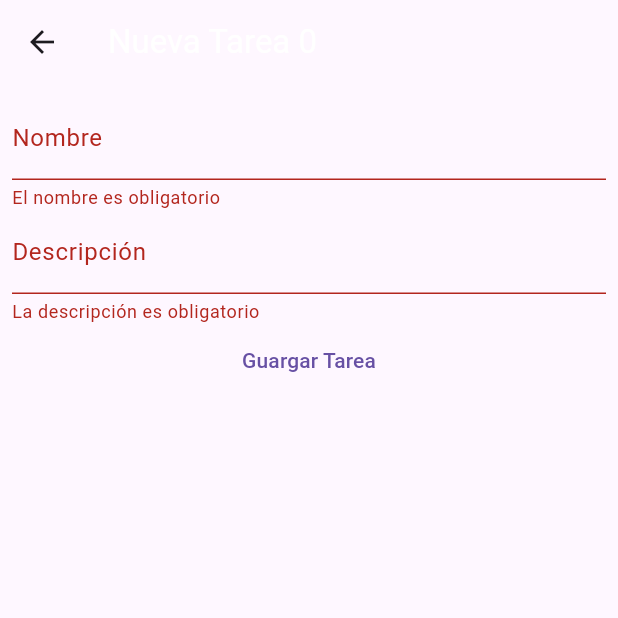
After one commit to olarteViviana/TodoList, a Flutter app: the CreateTaskPage screen opened directly, after a tap on "Guargar Tarea", on a phone screen of 412 x 824 dp, the top half of it. The commit adds this screen. Run offline on Flutter 3.47's test engine with Material 3 defaults, Android fonts, the phone set to English and light mode, and no system bars.

Commit message:
feat: CreateTaskPage

```diff
--- /dev/null
+++ b/lib/controller/CreateTaskController.dart
@@ -0,0 +1,30 @@
+import 'package:flutter/material.dart';
+import 'package:flutter_application_6/controller/TaskController.dart';
+import 'package:flutter_application_6/model/Tasks.dart';
+
+String? validatorName(String? name) {
+  if (name == null || name!.isEmpty) {
+    return "El nombre es obligatorio";
+  }
+  return null;
+}
+
+String? validatorDescription(String? description) {
+  if (description == null || description!.isEmpty) {
+    return "La descripción es obligatorio";
+  }
+  return null;
+}
+
+saveTask(GlobalKey<FormState> _key,
+    {required String? name, required String? description, required TaskController provider}) {
+
+  if (_key.currentState!.validate()) {
+    _key.currentState!.save();
+    if (name != null && description != null) {
+      print(name);
+      Tasks tasks = Tasks(name: name, description: description);
+      provider.addTask(tasks);
+    }
+  }
+}
--- /dev/null
+++ b/lib/view/pages/CreateTaskPage.dart
@@ -0,0 +1,64 @@
+import 'package:flutter/material.dart';
+import 'package:flutter_application_6/controller/CreateTaskController.dart';
+import 'package:flutter_application_6/controller/TaskController.dart';
+import 'package:flutter_application_6/view/widgets/AppBarTask.dart';
+import 'package:provider/provider.dart';
+
+class CreateTaskPage extends StatefulWidget {
+  @override
+  State<CreateTaskPage> createState() => _CreateTaskPageState();
+}
+
+class _CreateTaskPageState extends State<CreateTaskPage> {
+  GlobalKey<FormState> _key = GlobalKey();
+
+  String? name = "";
+  String? description = "";
+
+  @override
+  Widget build(BuildContext context) {
+    return Scaffold(
+      appBar: AppBarTask("Nueva Tarea"),
+      body: Consumer<TaskController>(
+        builder: (context, taskController, child) =>
+          taskForm(taskController),
+      ),
+    );
+  }
+
+  Form taskForm(TaskController taskController) {
+    return Form(
+      key: _key,
+      child: Padding(
+        padding: const EdgeInsets.all(8.0),
+        child: Column(
+          children: [
+            TextFormField(
+              onChanged: (newValue) => name = newValue,
+              validator: validatorName,
+              decoration: const InputDecoration(
+                labelText: "Nombre", hintText: "Ingrese el nombre de la tarea"),
+            ),
+            TextFormField(
+              onChanged: (newValue) => description = newValue,
+              validator: validatorDescription,
+              decoration: const InputDecoration(
+                labelText: "Descripción",
+                hintText: "Ingrese la descripción de la tarea"),
+            ),
+            TextButton(
+              onPressed: () =>
+                saveTask(
+                  _key,
+                  name: name,
+                  description: description,
+                  provider: taskController
+                ),
+                child: const Text("Guargar Tarea"),
+            ),
+          ],
+        ),
+      ),
+    );
+  }
+}
--- a/lib/view/pages/ListTaskPage.dart
+++ b/lib/view/pages/ListTaskPage.dart
@@ -1,6 +1,7 @@
 import 'package:flutter/material.dart';
 import 'package:flutter_application_6/controller/TaskController.dart';
 import 'package:flutter_application_6/model/Tasks.dart';
+import 'package:flutter_application_6/view/pages/CreateTaskPage.dart';
 import 'package:flutter_application_6/view/widgets/AppBarTask.dart';
 import 'package:provider/provider.dart';
 
@@ -62,4 +63,12 @@ class _ListTaskPageState extends State<ListTaskPage> {
       },
     );
   }
+
+  loadCreateTaskPage(BuildContext context) {
+    Navigator.of(context).push(
+      MaterialPageRoute(
+        builder: (context) => CreateTaskPage()
+      ),
+    );
+  }
 }
```
